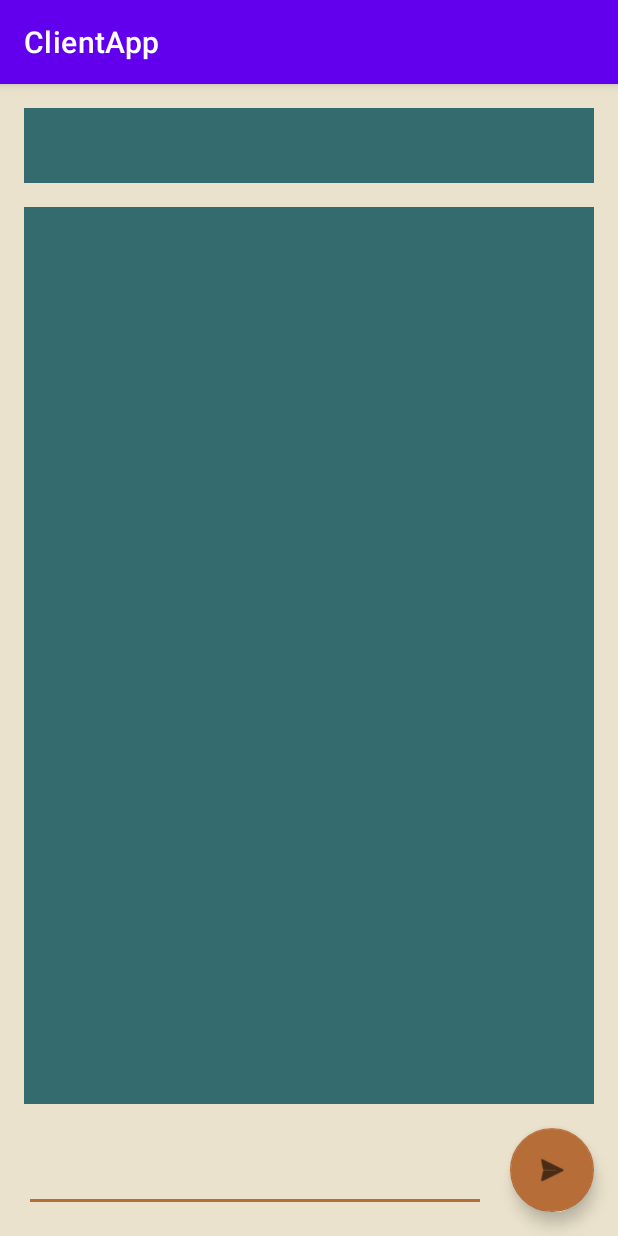
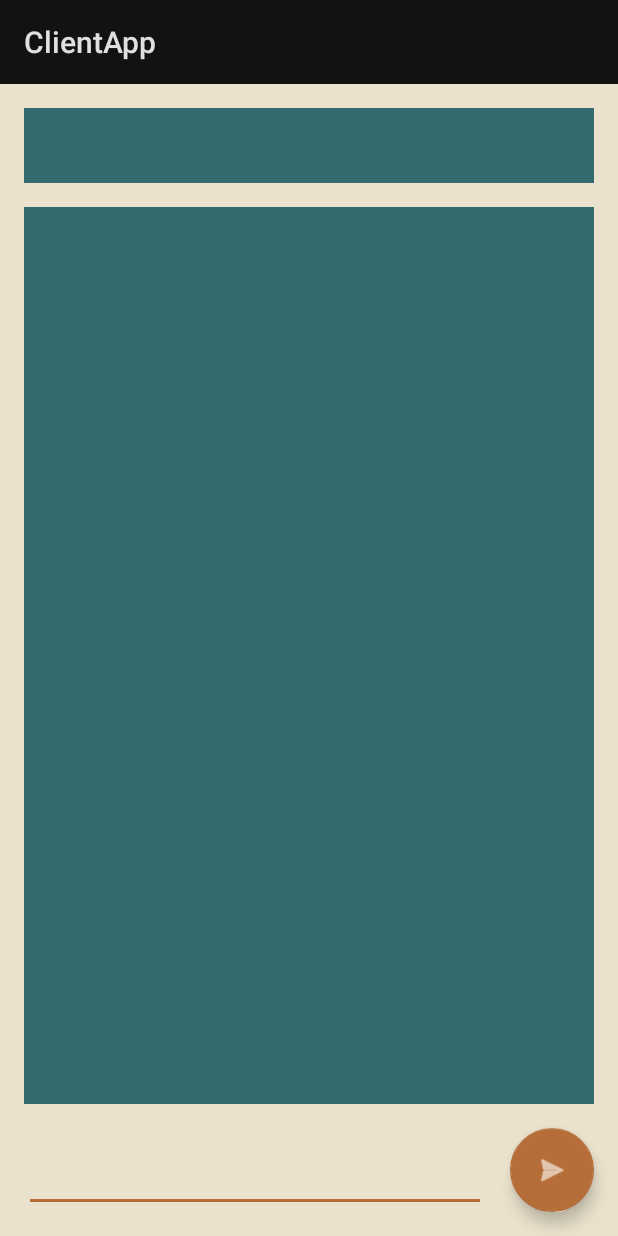
Before and after one commit to froi0409/Switch-Virtual-Modo-GUI-, an Android app: the screen it shows after launch (MainActivity), on a phone screen of 412 x 824 dp. Run offline under Robolectric (Android 15) with nearby library versions, the phone set to English and light mode, and no system bars.

Commit message:
Se estableció el color del EditText

```diff
--- a/ClientApp/app/src/main/java/com/example/clientapp/MainActivity.java
+++ b/ClientApp/app/src/main/java/com/example/clientapp/MainActivity.java
@@ -2,13 +2,21 @@ package com.example.clientapp;
 
 import androidx.appcompat.app.AppCompatActivity;
 
+import android.graphics.Color;
 import android.os.Bundle;
+import android.widget.EditText;
 
 public class MainActivity extends AppCompatActivity {
+
+    private EditText txtMessage;
 
     @Override
     protected void onCreate(Bundle savedInstanceState) {
         super.onCreate(savedInstanceState);
         setContentView(R.layout.activity_main);
+
+        txtMessage = (EditText) findViewById(R.id.txtMessage);
+        txtMessage.setTextColor(Color.parseColor("#B66d38"));
+
     }
 }
--- a/ClientApp/app/src/main/res/values-night/themes.xml
+++ b/ClientApp/app/src/main/res/values-night/themes.xml
@@ -1,14 +1,14 @@
 <resources xmlns:tools="http://schemas.android.com/tools">
     <!-- Base application theme. -->
-    <style name="Theme.ClientApp" parent="Theme.MaterialComponents.DayNight.DarkActionBar">
+    <style name="Theme.ClientApp" parent="Theme.MaterialComponents">
         <!-- Primary brand color. -->
-        <item name="colorPrimary">@color/purple_200</item>
-        <item name="colorPrimaryVariant">@color/purple_700</item>
+        <item name="colorPrimary">@color/primary</item>
+        <item name="colorPrimaryVariant">@color/primary</item>
         <item name="colorOnPrimary">@color/black</item>
         <!-- Secondary brand color. -->
-        <item name="colorSecondary">@color/teal_200</item>
-        <item name="colorSecondaryVariant">@color/teal_200</item>
-        <item name="colorOnSecondary">@color/black</item>
+        <item name="colorSecondary">@color/secondary</item>
+        <item name="colorSecondaryVariant">@color/teal_700</item>
+        <item name="colorOnSecondary">@color/white</item>
         <!-- Status bar color. -->
         <item name="android:statusBarColor">?attr/colorPrimaryVariant</item>
         <!-- Customize your theme here. -->
--- a/ClientApp/app/src/main/res/values/themes.xml
+++ b/ClientApp/app/src/main/res/values/themes.xml
@@ -1,14 +1,14 @@
 <resources xmlns:tools="http://schemas.android.com/tools">
     <!-- Base application theme. -->
-    <style name="Theme.ClientApp" parent="Theme.MaterialComponents.DayNight.DarkActionBar">
+    <style name="Theme.ClientApp" parent="Theme.MaterialComponents">
         <!-- Primary brand color. -->
-        <item name="colorPrimary">@color/purple_500</item>
-        <item name="colorPrimaryVariant">@color/purple_700</item>
-        <item name="colorOnPrimary">@color/white</item>
+        <item name="colorPrimary">@color/primary</item>
+        <item name="colorPrimaryVariant">@color/primary</item>
+        <item name="colorOnPrimary">@color/black</item>
         <!-- Secondary brand color. -->
-        <item name="colorSecondary">@color/teal_200</item>
+        <item name="colorSecondary">@color/secondary</item>
         <item name="colorSecondaryVariant">@color/teal_700</item>
-        <item name="colorOnSecondary">@color/black</item>
+        <item name="colorOnSecondary">@color/white</item>
         <!-- Status bar color. -->
         <item name="android:statusBarColor">?attr/colorPrimaryVariant</item>
         <!-- Customize your theme here. -->
```
